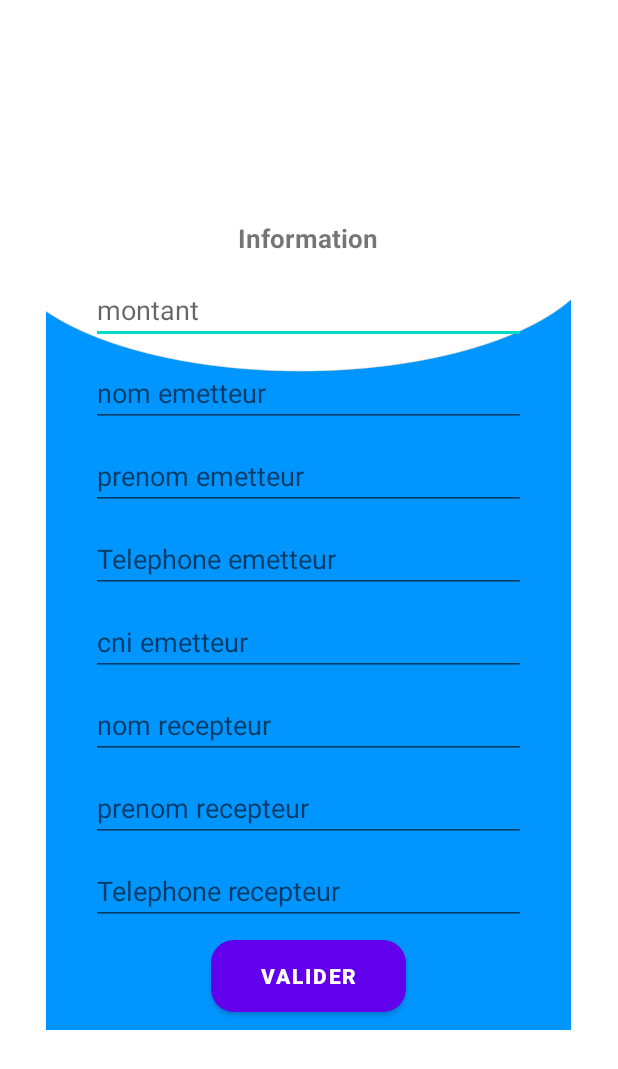
After one commit to cheikh2/android_api, an Android app: the FairEnvoi screen opened directly, with no data from a screen before it, on a phone screen of 412 x 824 dp. The commit adds this screen. Shown: the top 1069 px of the screen. Run offline under Robolectric (Android 15) with nearby library versions, the phone set to English and light mode, and no system bars; our stand-ins replace Volley; network calls fail.

Commit message:
deuxieme commit

```diff
--- a/app/src/main/AndroidManifest.xml
+++ b/app/src/main/AndroidManifest.xml
@@ -2,7 +2,8 @@
 <manifest xmlns:android="http://schemas.android.com/apk/res/android"
     package="com.cm.gestionpharmacie">
 
-    <uses-permission android:name="android.permission.INTERNET"/>
+    <uses-permission android:name="android.permission.INTERNET" />
+
     <application
         android:allowBackup="true"
         android:icon="@mipmap/ic_launcher"
@@ -11,6 +12,8 @@
         android:supportsRtl="true"
         android:theme="@style/Theme.GestionPharmacie"
         android:usesCleartextTraffic="true">
+        <activity android:name=".UI.FairEnvoi"></activity>
+        <activity android:name=".UI.EnvoiDetail" />
         <activity android:name=".MainActivity">
             <intent-filter>
                 <action android:name="android.intent.action.MAIN" />
--- /dev/null
+++ b/app/src/main/java/com/cm/gestionpharmacie/UI/FairEnvoi.java
@@ -0,0 +1,156 @@
+package com.cm.gestionpharmacie.UI;
+
+import androidx.appcompat.app.AppCompatActivity;
+import androidx.recyclerview.widget.LinearLayoutManager;
+import androidx.recyclerview.widget.RecyclerView;
+import androidx.swiperefreshlayout.widget.SwipeRefreshLayout;
+
+import android.app.Dialog;
+import android.os.Bundle;
+import android.text.TextUtils;
+import android.util.Log;
+import android.view.View;
+import android.widget.Button;
+import android.widget.EditText;
+
+import com.android.volley.Request;
+import com.android.volley.RequestQueue;
+import com.android.volley.Response;
+import com.android.volley.VolleyError;
+import com.android.volley.toolbox.JsonArrayRequest;
+import com.android.volley.toolbox.Volley;
+import com.cm.gestionpharmacie.EnvoiAdapter;
+import com.cm.gestionpharmacie.R;
+import com.cm.gestionpharmacie.model.Envoi;
+
+import org.json.JSONArray;
+import org.json.JSONException;
+import org.json.JSONObject;
+
+import java.util.List;
+
+public class FairEnvoi extends AppCompatActivity {
+
+    List<Envoi> envois;
+    RecyclerView recyclerView;
+    SwipeRefreshLayout refresh;
+    EnvoiAdapter envoiAdapter;
+    Dialog dialog;
+    String url="http://192.168.1.6:8080/envoie";
+
+    private EditText montant, prenomEme, nomEme, cni, telephoneEme, prenomRec, nomRec, telephoneRec;
+    private Button saveButton;
+
+    @Override
+    protected void onCreate(Bundle savedInstanceState) {
+        super.onCreate(savedInstanceState);
+        setContentView(R.layout.activity_fair_envoi);
+
+        montant = findViewById(R.id.montant);
+        prenomEme = findViewById(R.id.prenomEme);
+        nomEme = findViewById(R.id.nomEme);
+        cni = findViewById(R.id.cni);
+        telephoneEme = findViewById(R.id.telephoneEme);
+        prenomRec =findViewById(R.id.prenomRec);
+        nomRec = findViewById(R.id.nomRec);
+        telephoneRec = findViewById(R.id.telephoneRec);
+        saveButton = findViewById(R.id.submit);
+
+        saveButton.setOnClickListener(new View.OnClickListener() {
+            @Override
+            public void onClick(View v) {
+                saveData();
+            }
+        });
+    }
+
+    private  void saveData(){
+        final String myMontant = montant.getText().toString().trim();
+        final String myPrenomEme = prenomEme.getText().toString().trim();
+        final String myNomEme = nomEme.getText().toString().trim();
+        final String myCni = cni.getText().toString().trim();
+        final String myTelephoneEme = telephoneEme.getText().toString().trim();
+        final String myPrenomRec = prenomRec.getText().toString().trim();
+        final String myNomRec = nomRec.getText().toString().trim();
+        final String mytelephoneRec = telephoneRec.getText().toString().trim();
+
+        if (TextUtils.isEmpty(myMontant)){
+            montant.setError("Remplir le montant");
+            montant.requestFocus();
+            return;
+        }
+        if (TextUtils.isEmpty(myMontant)){
+            prenomEme.setError("Remplir le prenom");
+            prenomEme.requestFocus();
+            return;
+        }
+        if (TextUtils.isEmpty(myMontant)){
+            nomEme.setError("Remplir le nom");
+            nomEme.requestFocus();
+            return;
+        }
+        if (TextUtils.isEmpty(myMontant)){
+            telephoneEme.setError("Remplir le telephone");
+            telephoneEme.requestFocus();
+            return;
+        }
+        if (TextUtils.isEmpty(myMontant)){
+            cni.setError("Remplir le cni");
+            cni.requestFocus();
+            return;
+        }
+        if (TextUtils.isEmpty(myMontant)){
+            prenomRec.setError("Remplir le prenom");
+            prenomRec.requestFocus();
+            return;
+        }
+        if (TextUtils.isEmpty(myMontant)){
+            nomRec.setError("Remplir le nom");
+            nomRec.requestFocus();
+            return;
+        }
+        if (TextUtils.isEmpty(myMontant)){
+            telephoneRec.setError("Remplir le telephone");
+            telephoneRec.requestFocus();
+            return;
+        }
+
+
+        RequestQueue queue = Volley.newRequestQueue(this);
+        JsonArrayRequest jsonArrayRequest = new JsonArrayRequest(Request.Method.POST,url, null, new Response.Listener<JSONArray>() {
+            @Override
+            public void onResponse(JSONArray response) {
+                for (int i = 0; i < response.length(); i++) {
+                    try {
+                        JSONObject envoiObjet = response.getJSONObject(i);
+                        Envoi envoi = new Envoi();
+                        envoi.setId(envoiObjet.getInt("id"));
+                        envoi.setDateEnvoi(envoiObjet.getString("dateEnvoi"));
+                        envoi.setMontant(envoiObjet.getDouble("montant"));
+                        //JSONObject Jarray  = envoiObjet.getJSONObject("emetteur");
+                        //envoi.setEmetteur(Jarray.getJSONObject("id"));
+                        //System.out.println(Jarray);
+                        //envoi.setEmetteur(Jarray);
+                        //envoi.setRecepteur(envoiObjet.getJSONObject("recepteur"));
+                        /*JSONObject recepteurObjet = response.getJSONObject(i);
+                        Recepteur recepteur = new Recepteur();
+                        recepteur.setId(recepteurObjet.getInt("id"));*/
+
+                        envois.add(envoi);
+                    } catch (JSONException e) {
+                        e.printStackTrace();
+                    }
+                }
+                recyclerView.setLayoutManager(new LinearLayoutManager(getApplicationContext()));
+                envoiAdapter = new EnvoiAdapter(getApplication(), envois);
+                recyclerView.setAdapter(envoiAdapter);
+            }
+        }, new Response.ErrorListener() {
+            @Override
+            public void onErrorResponse(VolleyError error) {
+                Log.d("tag", "onErroResponse: " + error.getMessage());
+            }
+        });
+        queue.add(jsonArrayRequest);
+    }
+}
--- /dev/null
+++ b/app/src/main/res/layout/activity_fair_envoi.xml
@@ -0,0 +1,120 @@
+<?xml version="1.0" encoding="utf-8"?>
+<LinearLayout xmlns:android="http://schemas.android.com/apk/res/android"
+    android:layout_width="350dp"
+    android:layout_height="550dp"
+    android:layout_centerVertical="true"
+    android:layout_gravity="center"
+    android:background="@drawable/bg"
+    android:orientation="vertical">
+
+    <RelativeLayout
+        android:layout_width="wrap_content"
+        android:layout_height="wrap_content">
+
+        <TextView
+            android:id="@+id/envInf"
+            android:layout_width="wrap_content"
+            android:layout_height="wrap_content"
+            android:layout_centerHorizontal="true"
+            android:layout_marginTop="10dp"
+            android:text="Information"
+            android:textSize="17sp"
+            android:textStyle="bold" />
+
+        <TextView
+            android:id="@+id/textClose"
+            android:layout_width="30dp"
+            android:layout_height="30dp"
+            android:layout_alignParentEnd="true"
+            android:layout_centerHorizontal="true"
+            android:layout_marginTop="7dp"
+            android:gravity="left"
+            android:textSize="22sp"
+            android:textStyle="bold" />
+
+    </RelativeLayout>
+
+    <EditText
+        android:id="@+id/montant"
+        android:layout_width="match_parent"
+        android:layout_height="wrap_content"
+        android:layout_marginLeft="30dp"
+        android:layout_marginTop="10dp"
+        android:layout_marginRight="30dp"
+        android:hint="montant" />
+
+    <EditText
+        android:id="@+id/nomEme"
+        android:layout_width="match_parent"
+        android:layout_height="wrap_content"
+        android:layout_marginLeft="30dp"
+        android:layout_marginTop="10dp"
+        android:layout_marginRight="30dp"
+        android:hint="nom emetteur" />
+
+    <EditText
+        android:id="@+id/prenomEme"
+        android:layout_width="match_parent"
+        android:layout_height="wrap_content"
+        android:layout_marginLeft="30dp"
+        android:layout_marginTop="10dp"
+        android:layout_marginRight="30dp"
+        android:hint="prenom emetteur" />
+
+    <EditText
+        android:id="@+id/telephoneEme"
+        android:layout_width="match_parent"
+        android:layout_height="wrap_content"
+        android:layout_marginLeft="30dp"
+        android:layout_marginTop="10dp"
+        android:layout_marginRight="30dp"
+        android:hint="Telephone emetteur" />
+
+    <EditText
+        android:id="@+id/cni"
+        android:layout_width="match_parent"
+        android:layout_height="wrap_content"
+        android:layout_marginLeft="30dp"
+        android:layout_marginTop="10dp"
+        android:layout_marginRight="30dp"
+        android:hint="cni emetteur" />
+
+    <EditText
+        android:id="@+id/nomRec"
+        android:layout_width="match_parent"
+        android:layout_height="wrap_content"
+        android:layout_marginLeft="30dp"
+        android:layout_marginTop="10dp"
+        android:layout_marginRight="30dp"
+        android:hint="nom recepteur" />
+
+    <EditText
+        android:id="@+id/prenomRec"
+        android:layout_width="match_parent"
+        android:layout_height="wrap_content"
+        android:layout_marginLeft="30dp"
+        android:layout_marginTop="10dp"
+        android:layout_marginRight="30dp"
+        android:hint="prenom recepteur" />
+
+    <EditText
+        android:id="@+id/telephoneRec"
+        android:layout_width="match_parent"
+        android:layout_height="wrap_content"
+        android:layout_marginLeft="30dp"
+        android:layout_marginTop="10dp"
+        android:layout_marginRight="30dp"
+        android:hint="Telephone recepteur" />
+
+    <Button
+        android:id="@+id/submit"
+        android:layout_width="130dp"
+        android:layout_height="wrap_content"
+        android:layout_gravity="center"
+        android:layout_marginTop="10dp"
+        android:background="@drawable/button"
+        android:text="Valider"
+        android:textColor="#fff"
+        android:textStyle="bold" />
+
+</LinearLayout>
--- a/app/src/main/res/layout/envoi_list.xml
+++ b/app/src/main/res/layout/envoi_list.xml
@@ -78,12 +78,12 @@
             android:layout_height="match_parent">
 
             <ImageView
-                android:id="@+id/deleteEnvoi"
+                android:id="@+id/detail"
                 android:layout_width="100dp"
                 android:layout_height="30dp"
                 android:layout_alignParentEnd="true"
                 android:layout_centerVertical="true"
-                android:background="@drawable/delete"
+                android:background="@drawable/detail"
                 android:clickable="true"
                 android:foreground="?android:attr/selectableItemBackground" />
         </RelativeLayout>
```
Also changed, not shown: app/src/main/java/com/cm/gestionpharmacie/EnvoiAdapter.java (+24 -3 lines), app/src/main/java/com/cm/gestionpharmacie/MainActivity.java (+17 -15 lines), app/src/main/java/com/cm/gestionpharmacie/UI/EnvoiDetail.java (added, +16 -0 lines), app/src/main/res/layout/activity_envoi_detail.xml (added, +9 -0 lines), app/src/main/res/layout/activity_main.xml (+11 -0 lines), app/src/main/res/drawable/detail.png (renamed from app/src/main/res/drawable/delete.png).
